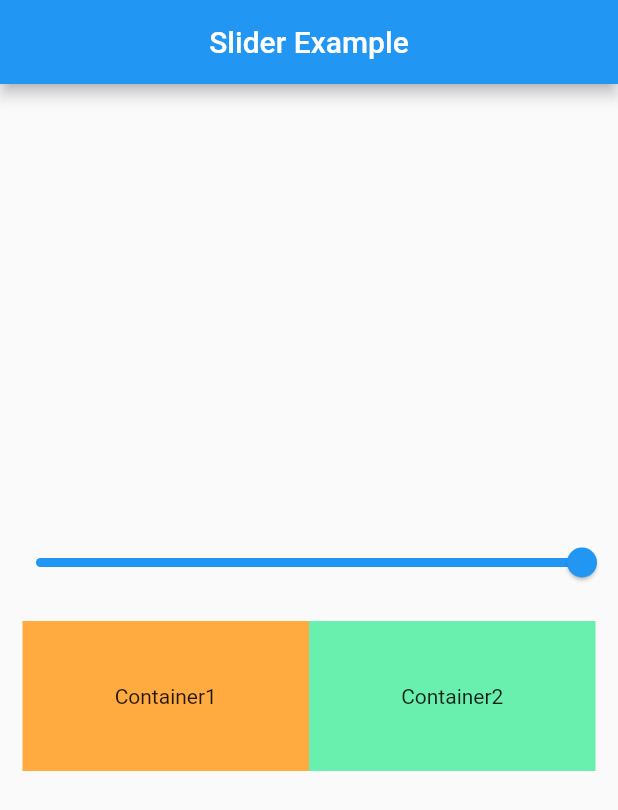
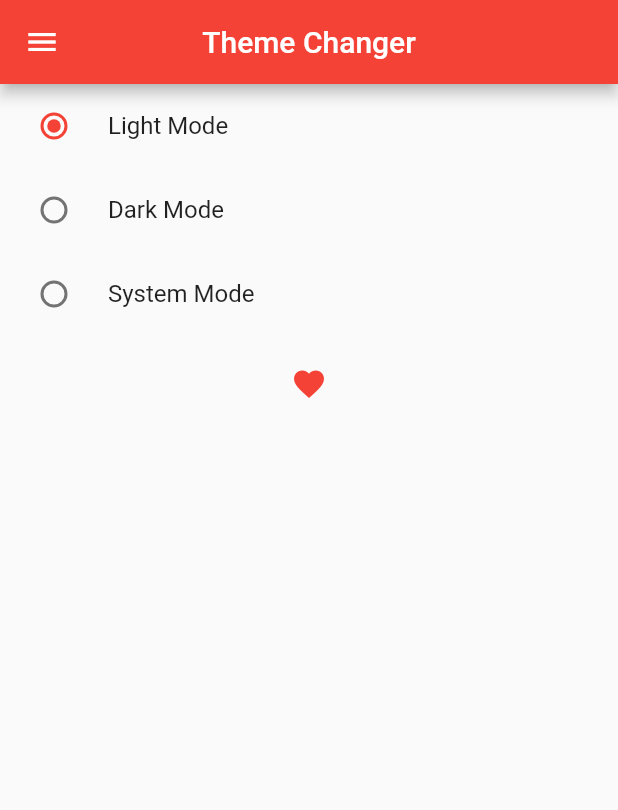
Before and after one commit to gauravkakad1/Flutter-Provider-StateManagement-Tut, a Flutter app: the screen it shows after launch, on a phone screen of 412 x 824 dp. Shown: the top 810 px of the screen. Run offline on Flutter 3.47's test engine with Material 2 defaults, Android fonts, the phone set to English and light mode, and no system bars.

Commit message:
added fav app file & theme changer

```diff
--- /dev/null
+++ b/lib/FavouriteApp/fav_provider.dart
@@ -0,0 +1,19 @@
+import 'package:flutter/foundation.dart';
+
+class FavProvider with ChangeNotifier{
+
+  List<int> _favList = [];
+  List <int> get favList => _favList;
+
+  void addItem(value){
+    _favList.add(value);
+    notifyListeners();
+  }
+  void removeItem(value){
+    _favList.remove(value);
+    notifyListeners();
+  }
+
+
+
+}
--- /dev/null
+++ b/lib/LightandDarkTheme/dark_light_system_theme_screen.dart
@@ -0,0 +1,51 @@
+import 'package:flutter/material.dart';
+import 'package:provider/provider.dart';
+import 'package:provider_tutorials/LightandDarkTheme/theme_changer_provider.dart';
+
+class ThemeScreen extends StatefulWidget {
+  const ThemeScreen({super.key});
+
+  @override
+  State<ThemeScreen> createState() => _ThemeScreenState();
+}
+
+class _ThemeScreenState extends State<ThemeScreen> {
+  @override
+  Widget build(BuildContext context) {
+    final themeChanger = Provider.of<ThemeChangerProvider>(context);
+    return Scaffold(
+      appBar: AppBar(
+        title: Text("Theme Changer"),
+        centerTitle: true,
+        leading: Icon(Icons.menu),
+
+      ),
+      body: Column(
+        mainAxisAlignment: MainAxisAlignment.start,
+        crossAxisAlignment: CrossAxisAlignment.start,
+        children: [
+          RadioListTile<ThemeMode>(
+              title: Text("Light Mode"),
+              value: ThemeMode.light,
+              groupValue: themeChanger.themeMode,
+              onChanged: themeChanger.setTheme
+          ),
+          RadioListTile<ThemeMode>(
+              title: Text("Dark Mode"),
+              value: ThemeMode.dark,
+              groupValue: themeChanger.themeMode,
+              onChanged: themeChanger.setTheme
+          ),
+          RadioListTile<ThemeMode>(
+              title: Text("System Mode"),
+              value: ThemeMode.system,
+              groupValue: themeChanger.themeMode,
+              onChanged: themeChanger.setTheme
+          ),
+          SizedBox(height: 20,),
+          Center(child: Icon(Icons.favorite))
+        ],
+      ),
+    );
+  }
+}
--- /dev/null
+++ b/lib/LightandDarkTheme/theme_changer_provider.dart
@@ -0,0 +1,12 @@
+import 'package:flutter/foundation.dart';
+import 'package:flutter/material.dart';
+
+class ThemeChangerProvider with ChangeNotifier{
+  var _themeMode = ThemeMode.light;
+  ThemeMode get themeMode => _themeMode;
+  void setTheme(newTheme){
+    _themeMode = newTheme;
+    notifyListeners();
+  }
+
+}
--- a/lib/MultipleProviderExample/example2_slider_home_screen.dart
+++ b/lib/MultipleProviderExample/example2_slider_home_screen.dart
@@ -15,6 +15,7 @@ class _Example2SliderHomeScreenState extends State<Example2SliderHomeScreen> {
 
   @override
   Widget build(BuildContext context) {
+
     return Scaffold(
       appBar: AppBar(
         title: const Text("Slider Example"),
--- a/lib/main.dart
+++ b/lib/main.dart
@@ -1,9 +1,14 @@
 import 'package:flutter/material.dart';
 import 'package:provider/provider.dart';
+import 'package:provider_tutorials/FavouriteApp/Fav_home_screen.dart';
+import 'package:provider_tutorials/LightandDarkTheme/dark_light_system_theme_screen.dart';
+import 'package:provider_tutorials/LightandDarkTheme/theme_changer_provider.dart';
 import 'package:provider_tutorials/MultipleProviderExample/Provider/slider_provider.dart';
 import 'package:provider_tutorials/MultipleProviderExample/example2_slider_home_screen.dart';
 import 'package:provider_tutorials/ProviderExample1/Provider/count_provider.dart';
 import 'package:provider_tutorials/ProviderExample1/provider_home_screen.dart';
+
+import 'FavouriteApp/fav_provider.dart';
 
 void main() {
   runApp(const MyApp());
@@ -18,10 +23,30 @@ class MyApp extends StatelessWidget {
     return MultiProvider(
       providers: [
         ChangeNotifierProvider(create: (_)=> CountProvider(),),
-        ChangeNotifierProvider(create: (_)=> SliderProvider())
+        ChangeNotifierProvider(create: (_)=> SliderProvider()),
+        ChangeNotifierProvider(create: (_)=> FavProvider()),
+        ChangeNotifierProvider(create: (_)=> ThemeChangerProvider()),
       ],
-        child: const MaterialApp(
-          home: Example2SliderHomeScreen(),
+        child:  Builder(
+          builder: (BuildContext context) {
+            final themeProvider = Provider.of<ThemeChangerProvider>(context);
+            return MaterialApp(
+              themeMode: themeProvider.themeMode,
+              theme: ThemeData(
+                primarySwatch: Colors.red,
+                brightness: Brightness.light,
+                iconTheme: IconThemeData(color: Colors.red)
+              ),
+              darkTheme: ThemeData(
+                primarySwatch: Colors.teal,
+                brightness: Brightness.dark,
+                  iconTheme: IconThemeData(color: Colors.white)
+              ),
+              home: ThemeScreen(),
+            );
+
+          },
+
         )
     );
   }
```
Also changed, not shown: lib/FavouriteApp/Fav_home_screen.dart (added, +73 -0 lines), lib/FavouriteApp/fav_list_screen.dart (added, +53 -0 lines).
